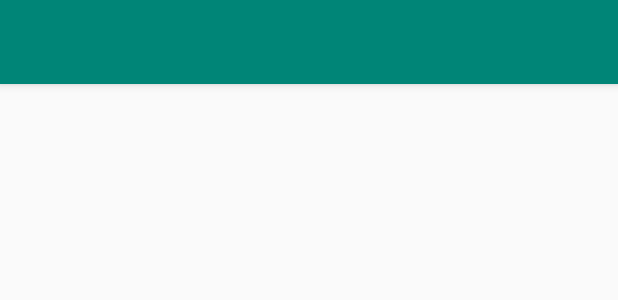
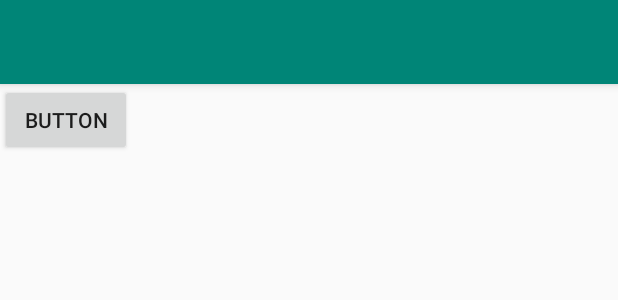
Before and after one commit to JC009/AftershockRPGSystem, an Android app: the layout activity_dice.xml on its own in the app's theme, with its tools: preview values and no code run, on a phone screen of 412 x 824 dp. Shown: the top 300 px of the screen. Run offline under Robolectric (Android 15) with nearby library versions, the phone set to English and light mode, and no system bars.

Commit message:
Added dice roller activity
And show dialog

```diff
--- a/app/src/main/java/com/example/aftershockrpgsystem/calculator/ui/fragments/HandgunFragment.kt
+++ b/app/src/main/java/com/example/aftershockrpgsystem/calculator/ui/fragments/HandgunFragment.kt
@@ -9,7 +9,7 @@ import android.view.ViewGroup
 import android.widget.*
 
 import com.example.aftershockrpgsystem.R
-import com.example.aftershockrpgsystem.ammo.ammoList
+import com.example.aftershockrpgsystem.things.ammoList
 import kotlinx.android.synthetic.main.fragment_handgun.*
 import kotlin.math.round
 
--- a/app/src/main/java/com/example/aftershockrpgsystem/calculator/ui/fragments/RifleFragment.kt
+++ b/app/src/main/java/com/example/aftershockrpgsystem/calculator/ui/fragments/RifleFragment.kt
@@ -11,7 +11,7 @@ import android.widget.SeekBar
 import android.widget.TextView
 
 import com.example.aftershockrpgsystem.R
-import com.example.aftershockrpgsystem.ammo.ammoList
+import com.example.aftershockrpgsystem.things.ammoList
 import kotlinx.android.synthetic.main.fragment_rifle.*
 
 class RifleFragment : Fragment() {
--- a/app/src/main/java/com/example/aftershockrpgsystem/calculator/ui/fragments/ShotgunFragment.kt
+++ b/app/src/main/java/com/example/aftershockrpgsystem/calculator/ui/fragments/ShotgunFragment.kt
@@ -11,7 +11,7 @@ import android.widget.SeekBar
 import android.widget.TextView
 
 import com.example.aftershockrpgsystem.R
-import com.example.aftershockrpgsystem.ammo.ammoList
+import com.example.aftershockrpgsystem.things.ammoList
 import kotlinx.android.synthetic.main.fragment_shotgun.*
 
 class ShotgunFragment : Fragment() {
--- a/app/src/main/java/com/example/aftershockrpgsystem/ammo/ammoList.kt
+++ b/app/src/main/java/com/example/aftershockrpgsystem/things/ammoList.kt
@@ -1,4 +1,4 @@
-package com.example.aftershockrpgsystem.ammo
+package com.example.aftershockrpgsystem.things
 
 class ammoList {
 
--- a/app/src/main/res/layout/content_dice.xml
+++ b/app/src/main/res/layout/content_dice.xml
@@ -1,5 +1,5 @@
 <?xml version="1.0" encoding="utf-8"?>
-<androidx.constraintlayout.widget.ConstraintLayout xmlns:android="http://schemas.android.com/apk/res/android"
+<FrameLayout xmlns:android="http://schemas.android.com/apk/res/android"
     xmlns:app="http://schemas.android.com/apk/res-auto"
     xmlns:tools="http://schemas.android.com/tools"
     android:layout_width="match_parent"
@@ -8,4 +8,31 @@
     tools:context=".dice_simulator.DiceActivity"
     tools:showIn="@layout/activity_dice">
 
-</androidx.constraintlayout.widget.ConstraintLayout>
+    <TableLayout
+        android:layout_width="match_parent"
+        android:layout_height="match_parent">
+
+        <TableRow
+            android:layout_width="match_parent"
+            android:layout_height="match_parent" >
+
+            <Button
+                android:id="@+id/button_dice"
+                android:layout_width="wrap_content"
+                android:layout_height="wrap_content"
+                android:text="Button" />
+        </TableRow>
+
+        <TableRow
+            android:layout_width="match_parent"
+            android:layout_height="match_parent" />
+
+        <TableRow
+            android:layout_width="match_parent"
+            android:layout_height="match_parent" />
+
+        <TableRow
+            android:layout_width="match_parent"
+            android:layout_height="match_parent" />
+    </TableLayout>
+</FrameLayout>
```
Also changed, not shown: app/src/main/java/com/example/aftershockrpgsystem/calculator/ui/main/PlaceholderFragment.kt (deleted, +0 -59 lines), app/src/main/java/com/example/aftershockrpgsystem/dice_simulator/DiceActivity.kt (+34 -1 lines), app/src/main/res/layout/dice_dialog.xml (added, +11 -0 lines), app/src/main/res/layout/fragment_calculator.xml (deleted, +0 -45 lines).
